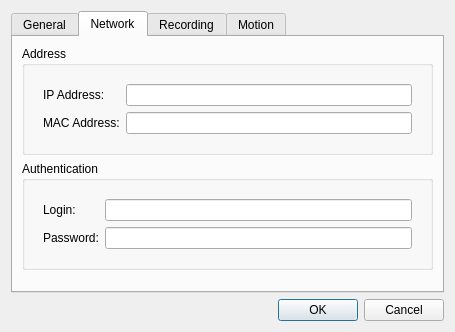
First picture: the form in client/src/ui/dialogs/camera_settings_dialog.ui, repository networkoptix/nx_open, before the edit.
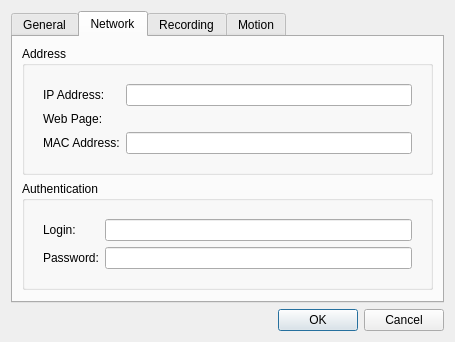
Second picture: the form after the edit. The open tabs and pages were chosen to show the change. Custom widgets are drawn as their Qt base class.

Commit message:
Added web page field to camera settings dialog.
<==== Mercurial data ====>
Branch: master

```diff
--- a/client/src/ui/dialogs/camera_settings_dialog.ui
+++ b/client/src/ui/dialogs/camera_settings_dialog.ui
@@ -66,6 +66,9 @@
          <layout class="QVBoxLayout" name="verticalLayout_4">
           <item>
            <layout class="QFormLayout" name="formLayout">
+            <property name="fieldGrowthPolicy">
+             <enum>QFormLayout::AllNonFixedFieldsGrow</enum>
+            </property>
             <property name="margin">
              <number>9</number>
             </property>
@@ -89,20 +92,37 @@
               </property>
              </widget>
             </item>
-            <item row="1" column="0">
+            <item row="2" column="0">
              <widget class="QLabel" name="macAddressLabel">
               <property name="text">
                <string>MAC Address:</string>
               </property>
              </widget>
             </item>
-            <item row="1" column="1">
+            <item row="2" column="1">
              <widget class="QLineEdit" name="macAddressEdit">
               <property name="readOnly">
                <bool>true</bool>
               </property>
              </widget>
             </item>
+            <item row="1" column="0">
+             <widget class="QLabel" name="label">
+              <property name="text">
+               <string>Web Page:</string>
+              </property>
+             </widget>
+            </item>
+            <item row="1" column="1">
+             <widget class="QLabel" name="webPageLabel">
+              <property name="text">
+               <string/>
+              </property>
+              <property name="openExternalLinks">
+               <bool>true</bool>
+              </property>
+             </widget>
+            </item>
            </layout>
           </item>
          </layout>
```
The commit also changes 4 other files.
